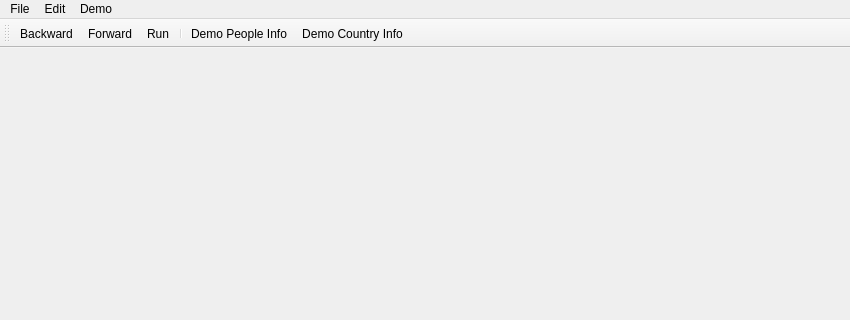
Qt form mainwindow.ui (tranter/qt-google-freebase) before a commit; both pictures show x 0 to 850 and y 0 to 320 of the 850 by 600 pixel window.
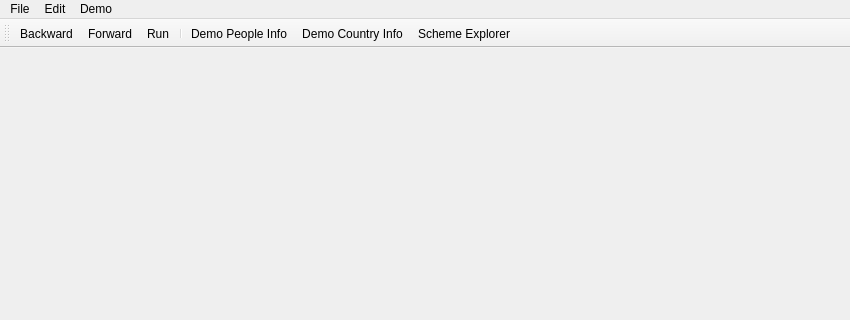
The same form after that commit. Icons and pictures are not drawn.

Commit message: Implemented SchemeExplorer Widget and Dialog

Patch:
```diff
--- a/mainwindow.ui
+++ b/mainwindow.ui
@@ -27,6 +27,7 @@
    <addaction name="separator"/>
    <addaction name="actionPeople_Info"/>
    <addaction name="actionDemo_Country_Info"/>
+   <addaction name="actionSchemeExplorer"/>
   </widget>
   <widget class="QStatusBar" name="statusBar">
    <property name="enabled">
@@ -149,6 +150,15 @@
     <string>Demo Country Info</string>
    </property>
   </action>
+  <action name="actionSchemeExplorer">
+   <property name="icon">
+    <iconset resource="resource.qrc">
+     <normaloff>:/images/fschema</normaloff>:/images/fschema</iconset>
+   </property>
+   <property name="text">
+    <string>Scheme Explorer</string>
+   </property>
+  </action>
  </widget>
  <layoutdefault spacing="6" margin="11"/>
  <resources>
```
Left out of the diff: 5 changed lines with no effect on the pictures. The commit also changes 17 other files.
